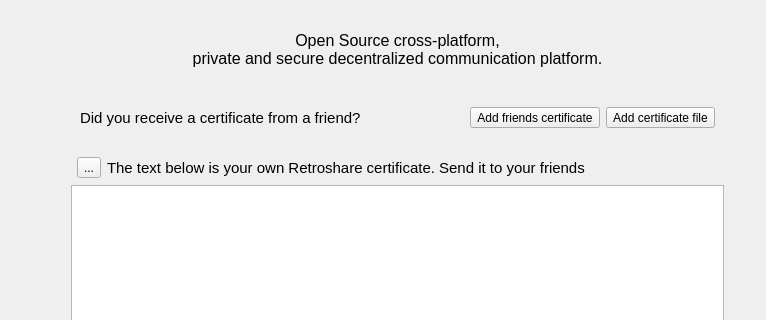
Qt form retroshare-gui/src/gui/HomePage.ui (RetroShare/RetroShare) before a commit; both pictures show x 270 to 1036 and y 0 to 320 of the 1334 by 867 pixel window.
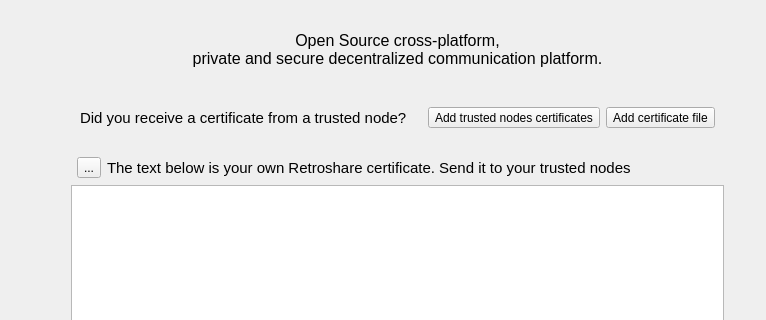
The same form after that commit. Icons and pictures are not drawn.

Commit message: substitute friend to trusted node in some ui files

The edit to the form file:
```diff
--- a/retroshare-gui/src/gui/HomePage.ui
+++ b/retroshare-gui/src/gui/HomePage.ui
@@ -39,7 +39,7 @@
         </font>
        </property>
        <property name="text">
-        <string>The text below is your own Retroshare certificate. Send it to your friends</string>
+        <string>The text below is your own Retroshare certificate. Send it to your trusted nodes</string>
        </property>
        <property name="alignment">
         <set>Qt::AlignLeading|Qt::AlignLeft|Qt::AlignVCenter</set>
@@ -188,14 +188,14 @@
          <string notr="true"/>
         </property>
         <property name="text">
-         <string>Did you receive a certificate from a friend?</string>
+         <string>Did you receive a certificate from a trusted node?</string>
         </property>
        </widget>
       </item>
       <item>
        <widget class="QToolButton" name="addButton">
         <property name="text">
-         <string>Add friends certificate</string>
+         <string>Add trusted nodes certificates</string>
         </property>
         <property name="icon">
          <iconset resource="icons.qrc">
```
The commit also changes 9 other files.
